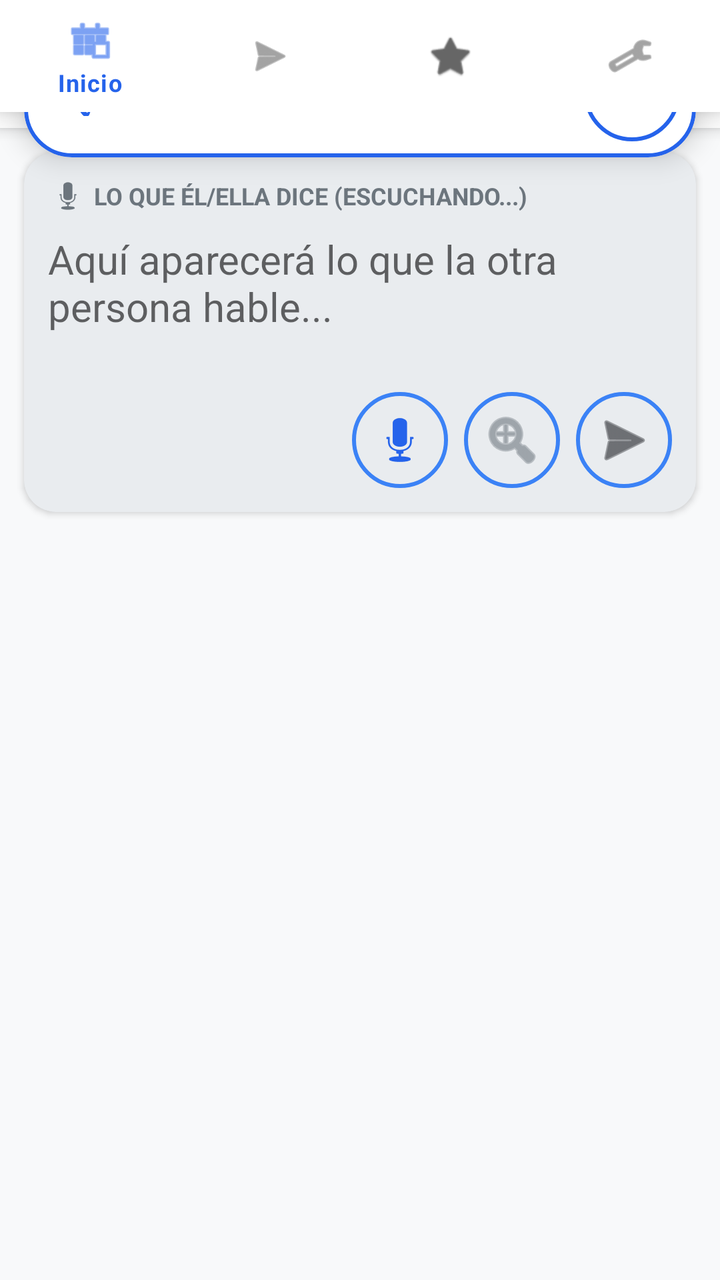
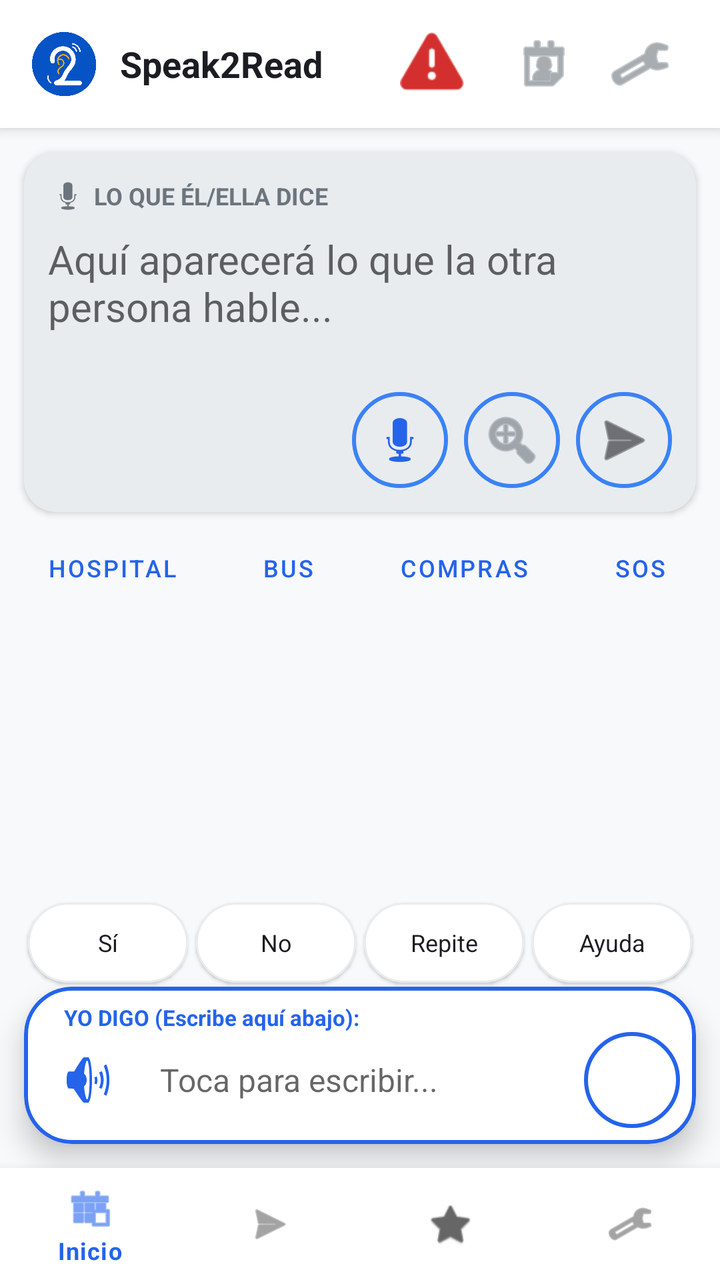

An Android layout rendered at two revisions. The XML below is the earlier revision; the diff shows what the commit changed to produce the second picture.
<!-- AndroidManifest.xml: activity theme Theme.Speak2Read -->
<!-- res/layout/activity_home.xml -->
<?xml version="1.0" encoding="utf-8"?>
<androidx.constraintlayout.widget.ConstraintLayout xmlns:android="http://schemas.android.com/apk/res/android"
    xmlns:app="http://schemas.android.com/apk/res-auto"
    android:layout_width="match_parent"
    android:layout_height="match_parent"
    android:background="@color/s2r_background">

    
    <com.google.android.material.card.MaterialCardView
        android:id="@+id/sosHeader"
        android:layout_width="match_parent"
        android:layout_height="64dp"
        app:cardElevation="4dp"
        app:cardCornerRadius="0dp"
        app:layout_constraintTop_toTopOf="parent"
        app:cardBackgroundColor="@color/s2r_surface">

        <LinearLayout
            android:layout_width="match_parent"
            android:layout_height="match_parent"
            android:orientation="horizontal"
            android:gravity="center_vertical"
            android:paddingHorizontal="16dp">

            <ImageView
                android:layout_width="32dp"
                android:layout_height="32dp"
                android:src="@drawable/logo_final_v5" />

            <TextView
                android:layout_width="0dp"
                android:layout_height="wrap_content"
                android:layout_weight="1"
                android:layout_marginStart="12dp"
                android:text="Speak2Read"
                android:textStyle="bold"
                android:textSize="18sp"
                android:textColor="@color/s2r_text_primary" />

            <ImageButton
                android:id="@+id/btnSosHeader"
                android:layout_width="48dp"
                android:layout_height="48dp"
                android:background="?attr/selectableItemBackgroundBorderless"
                android:src="@android:drawable/ic_dialog_alert"
                app:tint="@color/s2r_alert"
                android:contentDescription="Botón de pánico" />

            <ImageButton
                android:id="@+id/btnSelectContact"
                android:layout_width="48dp"
                android:layout_height="48dp"
                android:background="?attr/selectableItemBackgroundBorderless"
                android:src="@android:drawable/ic_menu_my_calendar"
                app:tint="@color/s2r_text_secondary"
                android:layout_marginStart="8dp" />

            <ImageButton
                android:id="@+id/btnSettings"
                android:layout_width="48dp"
                android:layout_height="48dp"
                android:background="?attr/selectableItemBackgroundBorderless"
                android:src="@android:drawable/ic_menu_preferences"
                app:tint="@color/s2r_text_secondary" />
        </LinearLayout>
    </com.google.android.material.card.MaterialCardView>

    
    <com.google.android.material.card.MaterialCardView
        android:id="@+id/cardTranscription"
        android:layout_width="match_parent"
        android:layout_height="180dp"
        android:layout_margin="12dp"
        app:cardCornerRadius="16dp"
        app:cardElevation="2dp"
        app:cardBackgroundColor="@color/s2r_bubble_interlocutor"
        app:layout_constraintTop_toBottomOf="@id/sosHeader">

        <LinearLayout
            android:layout_width="match_parent"
            android:layout_height="match_parent"
            android:orientation="vertical"
            android:padding="12dp">

            <LinearLayout
                android:layout_width="match_parent"
                android:layout_height="wrap_content"
                android:orientation="horizontal"
                android:gravity="center_vertical"
                android:layout_marginBottom="8dp">
                <ImageView
                    android:layout_width="20dp"
                    android:layout_height="20dp"
                    android:src="@android:drawable/ic_btn_speak_now"
                    app:tint="@color/s2r_text_secondary"/>
                <TextView
                    android:layout_width="wrap_content"
                    android:layout_height="wrap_content"
                    android:text=" LO QUE ÉL/ELLA DICE (Escuchando...)"
                    android:textAllCaps="true"
                    android:textSize="12sp"
                    android:textStyle="bold"
                    android:textColor="@color/s2r_text_secondary" />
            </LinearLayout>

            <EditText
                android:id="@+id/etTranscription"
                android:layout_width="match_parent"
                android:layout_height="0dp"
                android:layout_weight="1"
                android:background="@null"
                android:gravity="top"
                android:hint="Aquí aparecerá lo que la otra persona hable..."
                android:textColor="@color/s2r_text_primary"
                android:textSize="20sp"
                android:focusable="false"
                android:longClickable="true" />

            <LinearLayout
                android:layout_width="match_parent"
                android:layout_height="wrap_content"
                android:gravity="end"
                android:orientation="horizontal">

                <ImageButton
                    android:id="@+id/btnMicTranscription"
                    android:layout_width="48dp"
                    android:layout_height="48dp"
                    android:background="@drawable/bg_quick_reply_card"
                    android:src="@android:drawable/ic_btn_speak_now"
                    app:tint="@color/s2r_bubble_usuario" />

                <ImageButton
                    android:id="@+id/btnFullscreenTranscription"
                    android:layout_width="48dp"
                    android:layout_height="48dp"
                    android:layout_marginStart="8dp"
                    android:background="@drawable/bg_quick_reply_card"
                    android:src="@android:drawable/ic_menu_zoom"
                    app:tint="@color/s2r_text_secondary" />

                <ImageButton
                    android:id="@+id/btnSendTranscription"
                    android:layout_width="48dp"
                    android:layout_height="48dp"
                    android:layout_marginStart="8dp"
                    android:background="@drawable/bg_quick_reply_card"
                    android:src="@android:drawable/ic_menu_send"
                    app:tint="@color/s2r_text_primary" />
            </LinearLayout>
        </LinearLayout>
    </com.google.android.material.card.MaterialCardView>

    
    <androidx.recyclerview.widget.RecyclerView
        android:id="@+id/recyclerChat"
        android:layout_width="match_parent"
        android:layout_height="0dp"
        android:padding="8dp"
        android:clipToPadding="false"
        app:layout_constraintTop_toBottomOf="@id/cardTranscription"
        app:layout_bottom_toTopOf="@id/cardInput" />

    
    <com.google.android.material.card.MaterialCardView
        android:id="@+id/cardInput"
        android:layout_width="match_parent"
        android:layout_height="wrap_content"
        android:layout_margin="12dp"
        app:cardCornerRadius="24dp"
        app:cardElevation="8dp"
        app:strokeWidth="2dp"
        app:strokeColor="@color/s2r_bubble_usuario"
        app:layout_bottom_toTopOf="@id/bottom_navigation">

        <LinearLayout
            android:layout_width="match_parent"
            android:layout_height="wrap_content"
            android:orientation="vertical"
            android:padding="8dp">

            <TextView
                android:layout_width="wrap_content"
                android:layout_height="wrap_content"
                android:layout_marginStart="12dp"
                android:text="YO DIGO (Escribe aquí abajo):"
                android:textSize="11sp"
                android:textStyle="bold"
                android:textColor="@color/s2r_bubble_usuario" />

            <LinearLayout
                android:layout_width="match_parent"
                android:layout_height="wrap_content"
                android:orientation="horizontal"
                android:gravity="center_vertical">

                <ImageButton
                    android:id="@+id/btnSpeaker"
                    android:layout_width="48dp"
                    android:layout_height="48dp"
                    android:background="?attr/selectableItemBackgroundBorderless"
                    android:src="@android:drawable/ic_lock_silent_mode_off"
                    app:tint="@color/s2r_bubble_usuario" />

                <EditText
                    android:id="@+id/etMessage"
                    android:layout_width="0dp"
                    android:layout_height="wrap_content"
                    android:layout_weight="1"
                    android:background="@null"
                    android:hint="Toca para escribir..."
                    android:padding="12dp"
                    android:textColor="@color/s2r_text_primary"
                    android:textSize="16sp" />

                <ImageButton
                    android:id="@+id/btnSendMessage"
                    android:layout_width="48dp"
                    android:layout_height="48dp"
                    android:background="@drawable/bg_quick_reply_card"
                    android:backgroundTint="@color/s2r_bubble_usuario"
                    android:src="@android:drawable/ic_menu_send"
                    app:tint="@color/white" />
            </LinearLayout>
        </LinearLayout>
    </com.google.android.material.card.MaterialCardView>

    <com.google.android.material.bottomnavigation.BottomNavigationView
        android:id="@+id/bottom_navigation"
        android:layout_width="match_parent"
        android:layout_height="wrap_content"
        app:layout_bottom_toBottomOf="parent"
        app:menu="@menu/bottom_nav_menu"
        android:background="@color/s2r_surface" />

    
    <FrameLayout
        android:id="@+id/emergencyOverlay"
        android:layout_width="match_parent"
        android:layout_height="match_parent"
        android:background="#E6D32F2F"
        android:visibility="gone"
        android:clickable="true"
        android:focusable="true">
        <LinearLayout
            android:layout_width="wrap_content"
            android:layout_height="wrap_content"
            android:layout_gravity="center"
            android:gravity="center"
            android:orientation="vertical">
            <ImageView
                android:id="@+id/imgWarning"
                android:layout_width="120dp"
                android:layout_height="120dp"
                android:src="@android:drawable/ic_dialog_alert"
                app:tint="@color/white" />
            <TextView
                android:id="@+id/tvEmergencyTitle"
                android:layout_width="wrap_content"
                android:layout_height="wrap_content"
                android:text="¡ALERTA!"
                android:textColor="@color/white"
                android:textSize="40sp"
                android:textStyle="bold" />
            <TextView
                android:id="@+id/tvEmergencyType"
                android:layout_width="wrap_content"
                android:layout_height="wrap_content"
                android:text="Sonido de Peligro"
                android:textColor="@color/white"
                android:textSize="24sp"
                android:gravity="center"
                android:layout_marginTop="8dp" />
            <Button
                android:id="@+id/btnAcknowledge"
                android:layout_width="wrap_content"
                android:layout_height="wrap_content"
                android:layout_marginTop="40dp"
                android:paddingHorizontal="32dp"
                android:backgroundTint="@color/white"
                android:text="ENTENDIDO"
                android:textColor="@color/s2r_alert" />
        </LinearLayout>
    </FrameLayout>

</androidx.constraintlayout.widget.ConstraintLayout>
<!-- resources referenced by this layout -->
<resources>
  <color name="s2r_alert">#D32F2F</color>
  <color name="s2r_background">#F8F9FA</color>
  <color name="s2r_bubble_interlocutor">#E9ECEF</color>
  <color name="s2r_bubble_usuario">#2563EB</color>
  <color name="s2r_surface">#FFFFFF</color>
  <color name="s2r_text_primary">#1B1D22</color>
  <color name="s2r_text_secondary">#6C757D</color>
  <color name="white">#FFFFFFFF</color>
  <!-- drawable bg_quick_reply_card (drawable) -->
  <?xml version="1.0" encoding="utf-8"?>
  <shape xmlns:android="http://schemas.android.com/apk/res/android">
      <solid android:color="@android:color/transparent"/>
      <corners android:radius="24dp"/>
      <stroke
          android:width="2dp"
          android:color="@color/s2r_accent"/>
  </shape>
  <!-- drawable logo_final_v5: png bitmap (drawable, 19149 bytes) -->
  <style name="Theme.Speak2Read" parent="Theme.MaterialComponents.DayNight.NoActionBar">
          <item name="colorPrimary">@color/s2r_bubble_usuario</item>
          <item name="colorPrimaryVariant">@color/s2r_bubble_usuario</item>
          <item name="colorOnPrimary">@color/white</item>
          <item name="android:windowBackground">@color/s2r_background</item>
          <item name="android:colorBackground">@color/s2r_background</item>
          <item name="android:textColorPrimary">@color/s2r_text_primary</item>
          <item name="android:textColor">@color/s2r_text_primary</item>
      </style>
  <color name="s2r_accent">#3B82F6</color>
</resources>

<!-- the commit's change to res/layout/activity_home.xml (unified diff, before → after) -->
@@ -25,7 +25,8 @@
             <ImageView
                 android:layout_width="32dp"
                 android:layout_height="32dp"
-                android:src="@drawable/logo_final_v5" />
+                android:src="@drawable/logo_final_v5"
+                android:contentDescription="Logo" />
 
             <TextView
                 android:layout_width="0dp"
@@ -53,7 +54,8 @@
                 android:background="?attr/selectableItemBackgroundBorderless"
                 android:src="@android:drawable/ic_menu_my_calendar"
                 app:tint="@color/s2r_text_secondary"
-                android:layout_marginStart="8dp" />
+                android:layout_marginStart="8dp"
+                android:contentDescription="Contactos" />
 
             <ImageButton
                 android:id="@+id/btnSettings"
@@ -61,7 +63,8 @@
                 android:layout_height="48dp"
                 android:background="?attr/selectableItemBackgroundBorderless"
                 android:src="@android:drawable/ic_menu_preferences"
-                app:tint="@color/s2r_text_secondary" />
+                app:tint="@color/s2r_text_secondary"
+                android:contentDescription="Ajustes" />
         </LinearLayout>
     </com.google.android.material.card.MaterialCardView>
 
@@ -92,11 +95,12 @@
                     android:layout_width="20dp"
                     android:layout_height="20dp"
                     android:src="@android:drawable/ic_btn_speak_now"
-                    app:tint="@color/s2r_text_secondary"/>
+                    app:tint="@color/s2r_text_secondary"
+                    android:contentDescription="Escuchando" />
                 <TextView
                     android:layout_width="wrap_content"
                     android:layout_height="wrap_content"
-                    android:text=" LO QUE ÉL/ELLA DICE (Escuchando...)"
+                    android:text=" LO QUE ÉL/ELLA DICE"
                     android:textAllCaps="true"
                     android:textSize="12sp"
                     android:textStyle="bold"
@@ -114,7 +118,8 @@
                 android:textColor="@color/s2r_text_primary"
                 android:textSize="20sp"
                 android:focusable="false"
-                android:longClickable="true" />
+                android:inputType="none"
+                android:autofillHints="" />
 
             <LinearLayout
                 android:layout_width="match_parent"
@@ -128,7 +133,8 @@
                     android:layout_height="48dp"
                     android:background="@drawable/bg_quick_reply_card"
                     android:src="@android:drawable/ic_btn_speak_now"
-                    app:tint="@color/s2r_bubble_usuario" />
+                    app:tint="@color/s2r_bubble_usuario"
+                    android:contentDescription="Micrófono" />
 
                 <ImageButton
                     android:id="@+id/btnFullscreenTranscription"
@@ -137,7 +143,8 @@
                     android:layout_marginStart="8dp"
                     android:background="@drawable/bg_quick_reply_card"
                     android:src="@android:drawable/ic_menu_zoom"
-                    app:tint="@color/s2r_text_secondary" />
+                    app:tint="@color/s2r_text_secondary"
+                    android:contentDescription="Pantalla completa" />
 
                 <ImageButton
                     android:id="@+id/btnSendTranscription"
@@ -146,10 +153,32 @@
                     android:layout_marginStart="8dp"
                     android:background="@drawable/bg_quick_reply_card"
                     android:src="@android:drawable/ic_menu_send"
-                    app:tint="@color/s2r_text_primary" />
+                    app:tint="@color/s2r_text_primary"
+                    android:contentDescription="Enviar" />
             </LinearLayout>
         </LinearLayout>
     </com.google.android.material.card.MaterialCardView>
+
+    
+    <HorizontalScrollView
+        android:id="@+id/scrollContext"
+        android:layout_width="match_parent"
+        android:layout_height="wrap_content"
+        android:scrollbars="none"
+        android:layout_marginHorizontal="12dp"
+        app:layout_constraintTop_toBottomOf="@id/cardTranscription">
+        <LinearLayout
+            android:layout_width="wrap_content"
+            android:layout_height="wrap_content"
+            android:orientation="horizontal"
+            android:paddingVertical="4dp">
+            <Button android:id="@+id/btnHospital" style="@style/Widget.MaterialComponents.Button.TextButton" android:layout_width="wrap_content" android:layout_height="wrap_content" android:text="Hospital" android:textSize="12sp" />
+            <Button android:id="@+id/btnTransporte" style="@style/Widget.MaterialComponents.Button.TextButton" android:layout_width="wrap_content" android:layout_height="wrap_content" android:text="Bus" android:textSize="12sp" />
+            <Button android:id="@+id/btnCompras" style="@style/Widget.MaterialComponents.Button.TextButton" android:layout_width="wrap_content" android:layout_height="wrap_content" android:text="Compras" android:textSize="12sp" />
+            <Button android:id="@+id/btnEmergencia" style="@style/Widget.MaterialComponents.Button.TextButton" android:layout_width="wrap_content" android:layout_height="wrap_content" android:text="SOS" android:textSize="12sp" />
+            <Button android:id="@+id/btnPersonalizado" style="@style/Widget.MaterialComponents.Button.TextButton" android:layout_width="wrap_content" android:layout_height="wrap_content" android:text="Mío" android:textSize="12sp" />
+        </LinearLayout>
+    </HorizontalScrollView>
 
     
     <androidx.recyclerview.widget.RecyclerView
@@ -158,8 +187,71 @@
         android:layout_height="0dp"
         android:padding="8dp"
         android:clipToPadding="false"
-        app:layout_constraintTop_toBottomOf="@id/cardTranscription"
-        app:layout_bottom_toTopOf="@id/cardInput" />
+        app:layout_constraintTop_toBottomOf="@id/scrollContext"
+        app:layout_constraintBottom_toTopOf="@id/quickRepliesLayout" />
+
+    
+    <LinearLayout
+        android:id="@+id/quickRepliesLayout"
+        android:layout_width="match_parent"
+        android:layout_height="wrap_content"
+        android:orientation="horizontal"
+        android:gravity="center"
+        android:paddingHorizontal="12dp"
+        app:layout_constraintBottom_toTopOf="@id/cardInput">
+
+        <com.google.android.material.card.MaterialCardView
+            android:id="@+id/qr_si"
+            android:layout_width="0dp"
+            android:layout_height="40dp"
+            android:layout_weight="1"
+            android:layout_margin="2dp"
+            app:cardCornerRadius="20dp"
+            app:cardBackgroundColor="@color/s2r_surface"
+            app:strokeWidth="1dp"
+            app:strokeColor="@color/s2r_bubble_interlocutor">
+            <TextView android:id="@+id/tvQr1" android:layout_width="match_parent" android:layout_height="match_parent" android:gravity="center" android:text="Sí" android:textSize="12sp" android:textColor="@color/s2r_text_primary" />
+        </com.google.android.material.card.MaterialCardView>
+
+        <com.google.android.material.card.MaterialCardView
+            android:id="@+id/qr_no"
+            android:layout_width="0dp"
+            android:layout_height="40dp"
+            android:layout_weight="1"
+            android:layout_margin="2dp"
+            app:cardCornerRadius="20dp"
+            app:cardBackgroundColor="@color/s2r_surface"
+            app:strokeWidth="1dp"
+            app:strokeColor="@color/s2r_bubble_interlocutor">
+            <TextView android:id="@+id/tvQr2" android:layout_width="match_parent" android:layout_height="match_parent" android:gravity="center" android:text="No" android:textSize="12sp" android:textColor="@color/s2r_text_primary" />
+        </com.google.android.material.card.MaterialCardView>
+
+        <com.google.android.material.card.MaterialCardView
+            android:id="@+id/qr_repite"
+            android:layout_width="0dp"
+            android:layout_height="40dp"
+            android:layout_weight="1"
+            android:layout_margin="2dp"
+            app:cardCornerRadius="20dp"
+            app:cardBackgroundColor="@color/s2r_surface"
+            app:strokeWidth="1dp"
+            app:strokeColor="@color/s2r_bubble_interlocutor">
+            <TextView android:id="@+id/tvQr3" android:layout_width="match_parent" android:layout_height="match_parent" android:gravity="center" android:text="Repite" android:textSize="12sp" android:textColor="@color/s2r_text_primary" />
+        </com.google.android.material.card.MaterialCardView>
+
+        <com.google.android.material.card.MaterialCardView
+            android:id="@+id/qr_ayuda"
+            android:layout_width="0dp"
+            android:layout_height="40dp"
+            android:layout_weight="1"
+            android:layout_margin="2dp"
+            app:cardCornerRadius="20dp"
+            app:cardBackgroundColor="@color/s2r_surface"
+            app:strokeWidth="1dp"
+            app:strokeColor="@color/s2r_bubble_interlocutor">
+            <TextView android:id="@+id/tvQr4" android:layout_width="match_parent" android:layout_height="match_parent" android:gravity="center" android:text="Ayuda" android:textSize="12sp" android:textColor="@color/s2r_text_primary" />
+        </com.google.android.material.card.MaterialCardView>
+    </LinearLayout>
 
     
     <com.google.android.material.card.MaterialCardView
@@ -171,7 +263,7 @@
         app:cardElevation="8dp"
         app:strokeWidth="2dp"
         app:strokeColor="@color/s2r_bubble_usuario"
-        app:layout_bottom_toTopOf="@id/bottom_navigation">
+        app:layout_constraintBottom_toTopOf="@id/bottom_navigation">
 
         <LinearLayout
             android:layout_width="match_parent"
@@ -200,7 +292,8 @@
                     android:layout_height="48dp"
                     android:background="?attr/selectableItemBackgroundBorderless"
                     android:src="@android:drawable/ic_lock_silent_mode_off"
-                    app:tint="@color/s2r_bubble_usuario" />
+                    app:tint="@color/s2r_bubble_usuario"
+                    android:contentDescription="Hablar" />
 
                 <EditText
                     android:id="@+id/etMessage"
@@ -211,7 +304,9 @@
                     android:hint="Toca para escribir..."
                     android:padding="12dp"
                     android:textColor="@color/s2r_text_primary"
-                    android:textSize="16sp" />
+                    android:textSize="16sp"
+                    android:inputType="textShortMessage"
+                    android:autofillHints="" />
 
                 <ImageButton
                     android:id="@+id/btnSendMessage"
@@ -220,7 +315,8 @@
                     android:background="@drawable/bg_quick_reply_card"
                     android:backgroundTint="@color/s2r_bubble_usuario"
                     android:src="@android:drawable/ic_menu_send"
-                    app:tint="@color/white" />
+                    app:tint="@color/white"
+                    android:contentDescription="Enviar" />
             </LinearLayout>
         </LinearLayout>
     </com.google.android.material.card.MaterialCardView>
@@ -229,7 +325,7 @@
         android:id="@+id/bottom_navigation"
         android:layout_width="match_parent"
         android:layout_height="wrap_content"
-        app:layout_bottom_toBottomOf="parent"
+        app:layout_constraintBottom_toBottomOf="parent"
         app:menu="@menu/bottom_nav_menu"
         android:background="@color/s2r_surface" />
 
@@ -243,9 +339,8 @@
         android:clickable="true"
         android:focusable="true">
         <LinearLayout
-            android:layout_width="wrap_content"
-            android:layout_height="wrap_content"
-            android:layout_gravity="center"
+            android:layout_width="match_parent"
+            android:layout_height="match_parent"
             android:gravity="center"
             android:orientation="vertical">
             <ImageView
@@ -253,7 +348,8 @@
                 android:layout_width="120dp"
                 android:layout_height="120dp"
                 android:src="@android:drawable/ic_dialog_alert"
-                app:tint="@color/white" />
+                app:tint="@color/white"
+                android:contentDescription="Alerta" />
             <TextView
                 android:id="@+id/tvEmergencyTitle"
                 android:layout_width="wrap_content"
